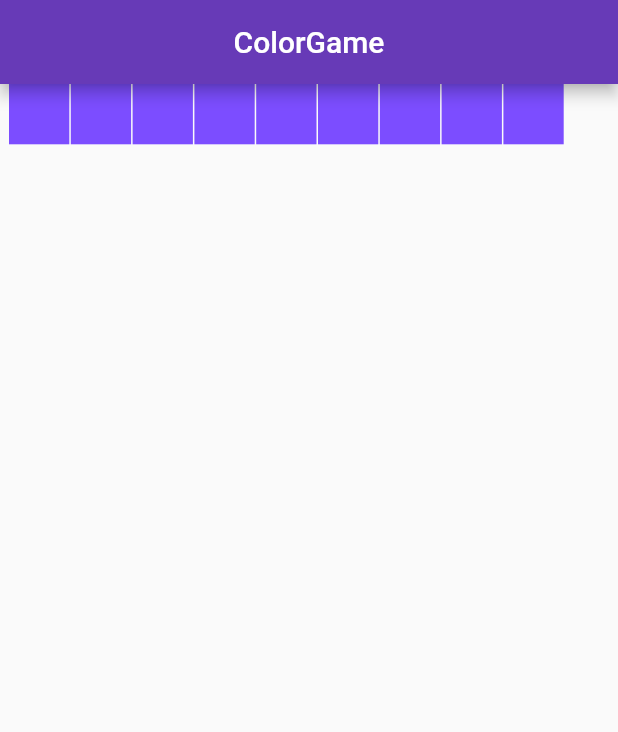
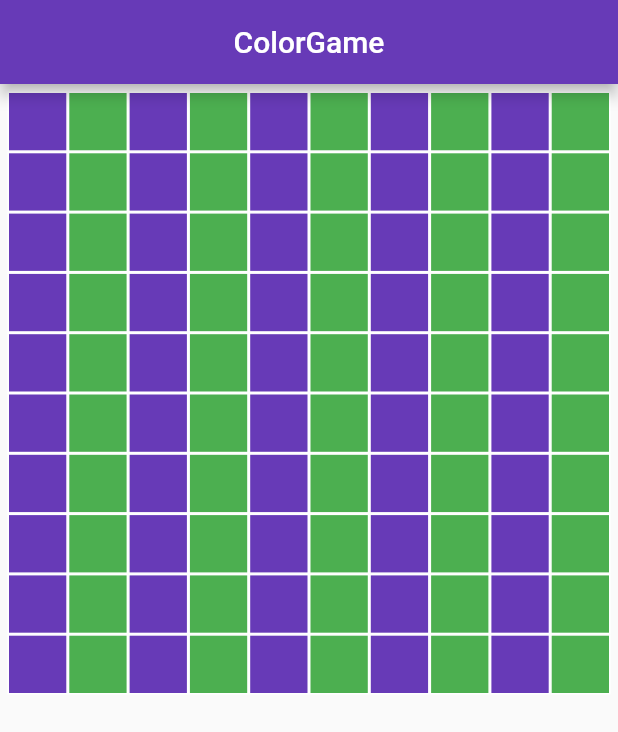
Before and after one commit to rntsoma/color-game, a Flutter app: the screen it shows after launch, on a phone screen of 412 x 824 dp. Shown: the top 732 px of the screen. Run offline on Flutter 3.47's test engine with Material 2 defaults, Android fonts, the phone set to English and light mode, and no system bars.

Commit message:
Generalize code, create simple grid
Still need to create a nested container where the board uses 4/5 of the
screen space and the controlling buttons use 1/5 of it.

```diff
--- a/lib/main.dart
+++ b/lib/main.dart
@@ -25,81 +25,76 @@ class _HomeState extends State<Home> {
               centerTitle: true,
               backgroundColor: Colors.deepPurple,
             ),
-            body: LayoutBuilder(
+            body: Padding(
+                padding: EdgeInsets.fromLTRB(5.0, 5.0, 5.0, 5.0),
+                child: LayoutBuilder(
                   builder: (context, constraints) {
+                    const lines = 10;
                     var height = constraints.maxHeight;
                     var width = constraints.maxWidth;
+                    var smallestDimension = height > width ? width : height;
+                    var _cellSize = smallestDimension/lines;
                     print(constraints.maxWidth);
                     print(constraints.maxHeight);
-                return _createBoard(height, width);
+                    return _createBoard(smallestDimension, _cellSize, lines);
                   },
-            )));
+                ))));
   }
 
-  Widget _createBoard(var _boardHeigth, var _boardWidth) {
-    List<Widget> _createRowList(var height, var width) {
+  Widget _createBoard(var _boardSize, var _cellSize, var _rowCellCount) {
+    List<Widget> _createRowList() {
       List<Widget> rowList = [];
-      for(int i=0; i<9; i++){
-        rowList.add(_coloredRowWidgetBuilder(height, width));
+      for(int i=0; i<_rowCellCount; i++){
+        rowList.add(_coloredRowWidgetBuilder(_boardSize, _cellSize, _rowCellCount));
       }
       return rowList;
     }
 
-    return Padding(
-      padding: EdgeInsets.only(left: 5, right: 5),
-      child: Column(
+    return Column(
         //for now, keep it as a single column with rows inside
-        children: <Widget>[
-          _coloredRowWidgetBuilder(_boardHeigth / 10, _boardWidth - 10),
-      ),
+        children: _createRowList()
         );
   }
 
   //nested columns, creating a non scrollable grid
-  Widget _coloredRowWidgetBuilder(var _rowHeight, _rowWidth) {
-    print("Row heigth: $_rowHeight");
-    print("Row width: $_rowWidth");
+  Widget _coloredRowWidgetBuilder(var _rowWidth, var _cellSize, var _cellCount) {
+    bool _flipColor = false;
 
-    List<Widget> _createRowList(var height, var width) {
+    MaterialColor _changeColor(){
+      _flipColor = !_flipColor;
+      if (_flipColor) {
+        return Colors.deepPurple;
+     }
+     return Colors.green;
+    }
+
+    List<Widget> _createRowList() {
       List<Widget> rowList = [];
-      for(int i=0; i<9; i++){
-        rowList.add(_singleColoredCellBuilder(height, width));
+      for (int i = 0; i < _cellCount; i++) {
+        rowList.add(_singleColoredCellBuilder(_cellSize, _changeColor()));
       }
       return rowList;
     }
 
     return Container(
-      child: Padding(
-        //10 px from both margins
-        padding: EdgeInsets.only(right: 0, left: 0),
-        child: Row(
-          children: _createRowList(_rowHeight, _rowWidth/10)
-        ),
-      ),
-      height: _rowHeight,
+      child: Row(children: _createRowList()),
+      height: _cellSize,
       width: _rowWidth,
     );
   }
 
-  Widget _singleColoredCellBuilder(var _cellHeight, var _cellWidth) {
-    print("cell heigth: $_cellHeight");
-    print("cell width: $_cellWidth");
-    print("im here");
-
-    //use the smallest size, for now
-    var _size = _cellHeight > _cellWidth ? _cellWidth : _cellHeight;
-    //cells with 5 px of distance from each other
-    return Padding(
-        padding: EdgeInsets.only(left: 1),
-        child: Column(
+  Widget _singleColoredCellBuilder(var _cellSize, MaterialColor color) {
+    return Column(
       children: <Widget>[
         SizedBox(
-                width: _size,
-                height: _size,
+            width: _cellSize,
+            height: _cellSize,
             child: DecoratedBox(
-                  decoration: BoxDecoration(color: Colors.deepPurpleAccent),
+              decoration: BoxDecoration(color: color,
+              border: Border.all(width: 1.0, color: Colors.white)
+              ),
             )),
       ],
-        ));
+    );
   }
 }
```
Lines whose indentation alone changed are shown as unchanged.
